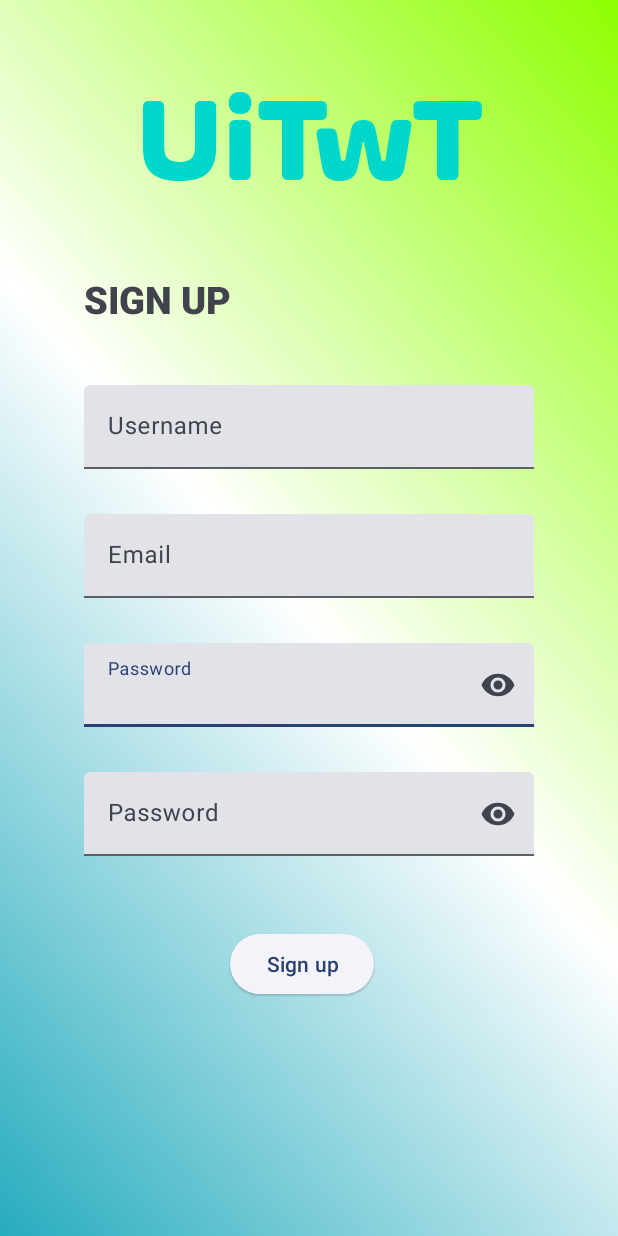
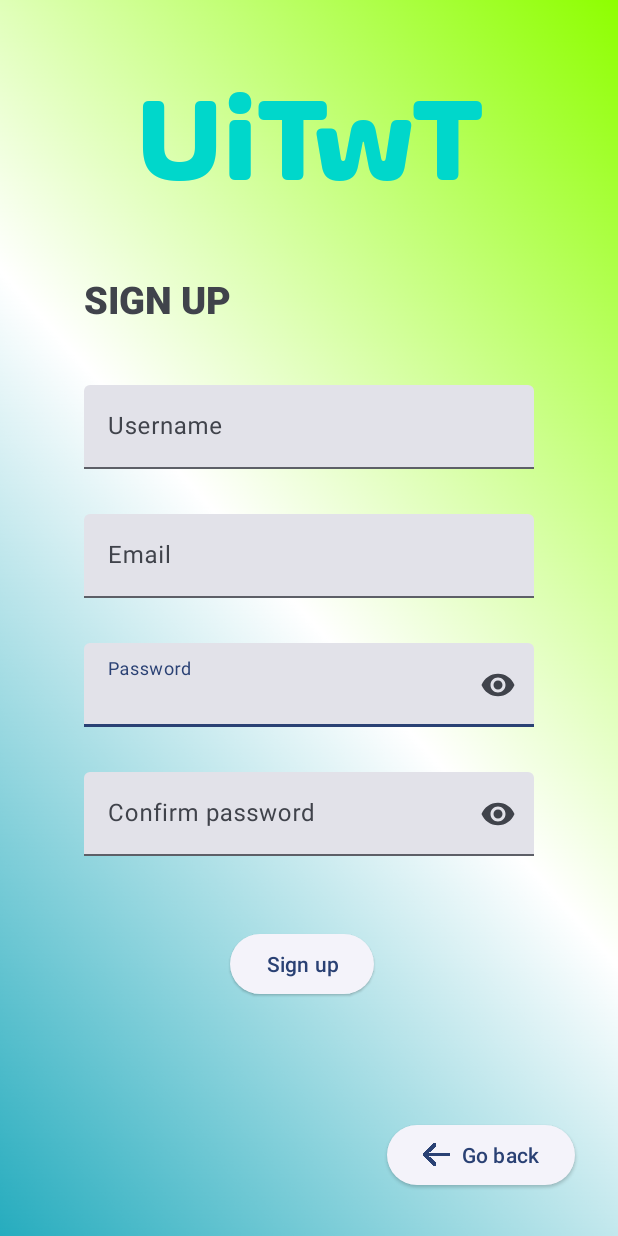
Before and after one commit to Sunsilkk/UngDung2, an Android app: the RegisActivity screen opened directly, with no data from a screen before it, on a phone screen of 412 x 824 dp. Run offline under Robolectric (Android 15) with nearby library versions, the phone set to English and light mode, and no system bars.

Commit message:
them 2 btn back cho trang regis va forgot

```diff
--- a/Wheather/app/src/main/java/com/example/logintest/RegisActivity.java
+++ b/Wheather/app/src/main/java/com/example/logintest/RegisActivity.java
@@ -20,12 +20,14 @@ public class RegisActivity extends AppCompatActivity {
     private TextInputLayout emailTextInputLayout;
 
 
+
     @Override
     protected void onCreate(Bundle savedInstanceState) {
         super.onCreate(savedInstanceState);
         setContentView(R.layout.activity_regis);
 
         Button btnSignup = findViewById(R.id.btnSignUp);
+        Button btnBack = findViewById(R.id.btnBack);
         usernameTextInputLayout  = findViewById(R.id.Username);
         emailTextInputLayout  = findViewById(R.id.email);
         passwordTextInputLayout  = findViewById(R.id.Pwd);
@@ -51,9 +53,11 @@ public class RegisActivity extends AppCompatActivity {
             String dataError = extras.getString("dataError");
             passwordTextInputLayout.setError(dataError);
 
-
             intent.putExtras(extras);
             startActivityForResult(intent, REGIS_REQUEST_CODE);
+        });
+        btnBack.setOnClickListener(v -> {
+            finish();
         });
     }
 
--- a/Wheather/app/src/main/res/layout/activity_regis.xml
+++ b/Wheather/app/src/main/res/layout/activity_regis.xml
@@ -7,7 +7,19 @@
     tools:context=".MainActivity"
     android:background="@drawable/background_image">
 
-
+    <com.google.android.material.button.MaterialButton
+        android:id="@+id/btnBack"
+        style="@style/Widget.Material3.Button.ElevatedButton"
+        android:layout_width="wrap_content"
+        android:layout_height="wrap_content"
+        android:text="Go back"
+        app:icon="@drawable/previous"
+        app:layout_constraintBottom_toBottomOf="parent"
+        app:layout_constraintEnd_toEndOf="parent"
+        app:layout_constraintHorizontal_bias="0.9"
+        app:layout_constraintStart_toStartOf="parent"
+        app:layout_constraintTop_toBottomOf="@+id/btnSignUp"
+        app:layout_constraintVertical_bias="0.723" />
     <TextView
         android:id="@+id/textView"
         android:layout_width="wrap_content"
@@ -80,7 +92,7 @@
         android:layout_width="300dp"
         android:layout_height="wrap_content"
         android:layout_marginTop="30dp"
-        android:hint="Password"
+        android:hint="Confirm password"
         app:endIconMode="password_toggle"
         app:layout_constraintBottom_toBottomOf="parent"
         app:layout_constraintEnd_toEndOf="parent"
```
Also changed, not shown: Wheather/app/src/main/java/com/example/logintest/ForgotPass.java (+4 -5 lines), Wheather/app/src/main/res/layout/forgotpass.xml (+13 -1 lines), Wheather/app/src/main/res/drawable/dark_backgr.png (added), Wheather/app/src/main/res/drawable/previous.png (added).
